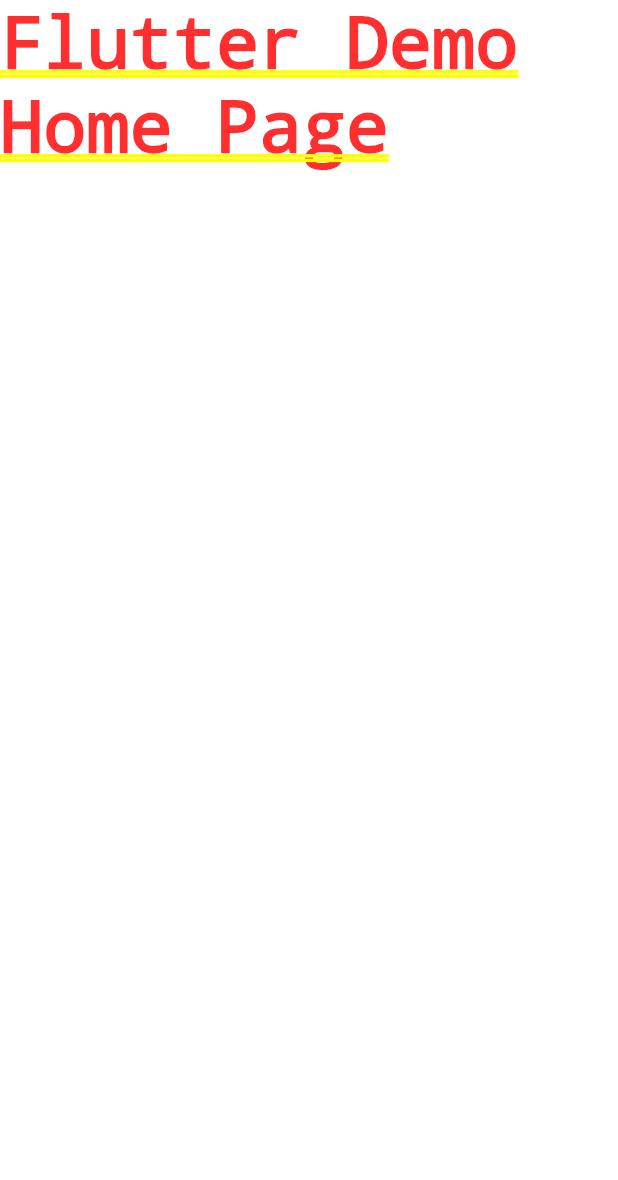
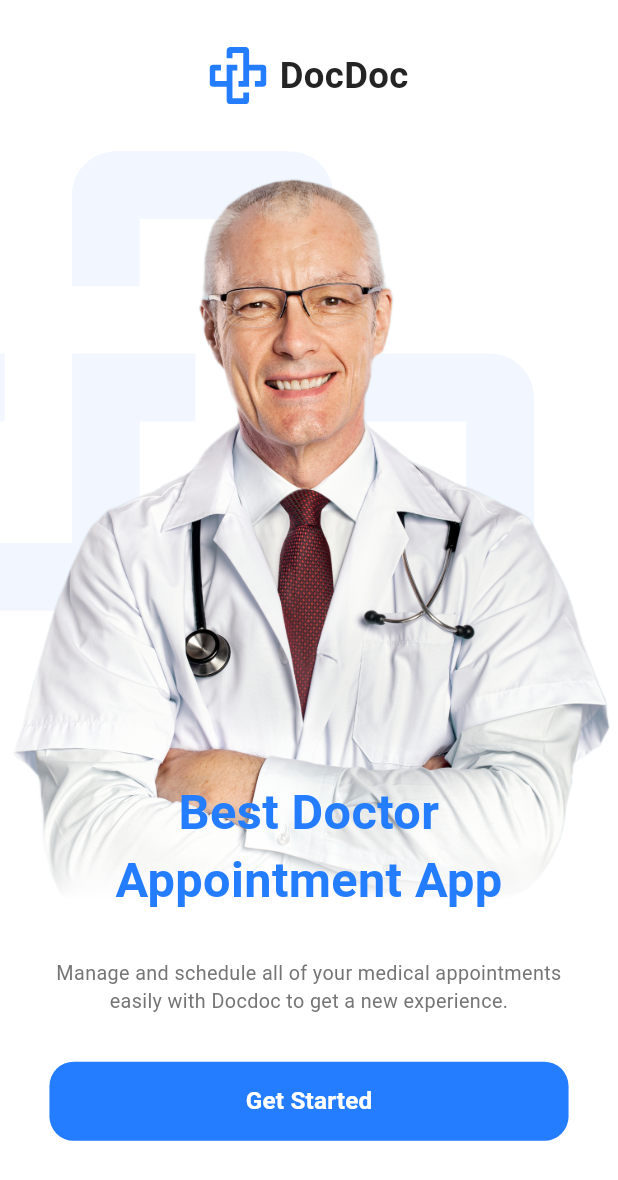
Before and after one commit to AlaaYounes/docdoc, a Flutter app: the screen it shows after launch, on a phone screen of 412 x 824 dp. Shown: the top 1180 px of the screen. Run offline on Flutter 3.47's test engine with Material 3 defaults, Android fonts, the phone set to English and light mode, and no system bars; our stand-ins replace flutter_screenutil, flutter_svg.

Commit message:
- added images and vectors folders for assets. - added flutter_svg & flutter screen_util. - make a file for doc app client. - added Navigation extension. - added routing folder that contains router class and routes file. - added app images & app vectors classes. - added colors & text styles. - added empty login screen. - added onboarding screen.

```diff
--- /dev/null
+++ b/lib/core/assets/images.dart
@@ -0,0 +1,3 @@
+class AppImages {
+  static const String onboardingDoctor = "assets/images/onboarding_doctor.png";
+}
--- /dev/null
+++ b/lib/core/assets/vectors.dart
@@ -0,0 +1,4 @@
+class AppVectors {
+  static const String logo = 'assets/vectors/logo.svg';
+  static const String logoLowOpacity = 'assets/vectors/logo_low_opacity.svg';
+}
--- /dev/null
+++ b/lib/core/helpers/extensions.dart
@@ -0,0 +1,23 @@
+import 'package:flutter/cupertino.dart';
+import 'package:flutter/material.dart';
+
+extension Navigation on BuildContext {
+  pushNamed(String routeName, {Object? arguments}) {
+    return Navigator.of(this).pushNamed(routeName, arguments: arguments);
+  }
+
+  pushReplacementNamed(String routeName, {Object? arguments}) {
+    return Navigator.of(this)
+        .pushReplacementNamed(routeName, arguments: arguments);
+  }
+
+  pushNamedAndRemoveUntil(String routeName,
+      {Object? arguments, required RoutePredicate predicate}) {
+    return Navigator.of(this)
+        .pushNamedAndRemoveUntil(routeName, predicate, arguments: arguments);
+  }
+
+  pop() {
+    return Navigator.of(this).pop();
+  }
+}
--- /dev/null
+++ b/lib/core/routing/app_router.dart
@@ -0,0 +1,28 @@
+import 'package:docdoc/core/routing/routes.dart';
+import 'package:flutter/material.dart';
+
+import '../../features/login/presentation/pages/login_screen.dart';
+import '../../features/onboarding/pages/onboarding_screen.dart';
+
+class AppRouter {
+  static Route generateRoute(RouteSettings settings) {
+    // this arguments to be passed in any screen like this : (arguments as className)
+    final arguments = settings.arguments;
+    switch (settings.name) {
+      case Routes.onBoardingScreen:
+        return MaterialPageRoute(
+            builder: (context) => const OnboardingScreen());
+      case Routes.loginScreen:
+        return MaterialPageRoute(builder: (context) => const LoginScreen());
+
+      default:
+        return MaterialPageRoute(
+          builder: (context) => Scaffold(
+            body: Center(
+              child: Text('No route defined for ${settings.name}'),
+            ),
+          ),
+        );
+    }
+  }
+}
--- /dev/null
+++ b/lib/core/routing/routes.dart
@@ -0,0 +1,4 @@
+class Routes {
+  static const String onBoardingScreen = '/onBoardingScreen';
+  static const String loginScreen = '/loginScreen';
+}
--- /dev/null
+++ b/lib/core/theming/colors.dart
@@ -0,0 +1,9 @@
+import 'package:flutter/material.dart';
+
+class AppColor {
+  static const Color blackColor = Color(0xff242424);
+  static const Color whiteColor = Color(0xffFFFFFF);
+  static const Color primaryColor = Color(0xff247CFF);
+  static const Color secondaryColor = Color(0xffEDEDED);
+  static const Color greyColor = Color(0xff757575);
+}
--- /dev/null
+++ b/lib/core/theming/styles.dart
@@ -0,0 +1,16 @@
+import 'package:docdoc/core/theming/colors.dart';
+import 'package:flutter/material.dart';
+import 'package:flutter_screenutil/flutter_screenutil.dart';
+
+class TextStyles {
+  static TextStyle font24BlackBold = TextStyle(
+      fontSize: 24.sp, fontWeight: FontWeight.bold, color: AppColor.blackColor);
+  static TextStyle font32primaryBold = TextStyle(
+      fontSize: 32.sp,
+      fontWeight: FontWeight.bold,
+      color: AppColor.primaryColor);
+  static TextStyle font13GreyRegular = TextStyle(
+      fontSize: 13.sp, fontWeight: FontWeight.w400, color: AppColor.greyColor);
+  static TextStyle font16WhiteSemiBold = TextStyle(
+      fontSize: 16.sp, fontWeight: FontWeight.w600, color: AppColor.whiteColor);
+}
--- /dev/null
+++ b/lib/doc_app.dart
@@ -0,0 +1,25 @@
+import 'package:docdoc/core/routing/app_router.dart';
+import 'package:docdoc/core/routing/routes.dart';
+import 'package:flutter/material.dart';
+import 'package:flutter_screenutil/flutter_screenutil.dart';
+
+class DocApp extends StatelessWidget {
+  const DocApp({super.key});
+
+  @override
+  Widget build(BuildContext context) {
+    return ScreenUtilInit(
+      designSize: const Size(375, 812),
+      minTextAdapt: true,
+      child: MaterialApp(
+        title: 'Flutter Demo',
+        theme: ThemeData(
+          primarySwatch: Colors.blue,
+        ),
+        initialRoute: Routes.onBoardingScreen,
+        onGenerateRoute: AppRouter.generateRoute,
+        debugShowCheckedModeBanner: false,
+      ),
+    );
+  }
+}
--- /dev/null
+++ b/lib/features/login/presentation/pages/login_screen.dart
@@ -0,0 +1,18 @@
+import 'package:flutter/material.dart';
+
+class LoginScreen extends StatelessWidget {
+  const LoginScreen({super.key});
+
+  @override
+  Widget build(BuildContext context) {
+    return Scaffold(
+      appBar: AppBar(
+        title: const Text('Login'),
+        centerTitle: true,
+      ),
+      body: const Center(
+        child: Text('Login Screen'),
+      ),
+    );
+  }
+}
--- /dev/null
+++ b/lib/features/onboarding/pages/onboarding_screen.dart
@@ -0,0 +1,54 @@
+import 'package:docdoc/core/helpers/extensions.dart';
+import 'package:docdoc/core/theming/colors.dart';
+import 'package:docdoc/core/theming/styles.dart';
+import 'package:docdoc/features/onboarding/widgets/doc_logo_and_icon.dart';
+import 'package:docdoc/features/onboarding/widgets/doctor_image_and_text.dart';
+import 'package:docdoc/features/onboarding/widgets/get_started_button.dart';
+import 'package:flutter/material.dart';
+import 'package:flutter_screenutil/flutter_screenutil.dart';
+
+import '../../../core/routing/routes.dart';
+
+class OnboardingScreen extends StatelessWidget {
+  const OnboardingScreen({super.key});
+
+  @override
+  Widget build(BuildContext context) {
+    return Scaffold(
+      backgroundColor: AppColor.whiteColor,
+      body: SafeArea(
+        child: SingleChildScrollView(
+          child: Padding(
+            padding: EdgeInsets.symmetric(vertical: 30.h),
+            child: Column(
+              children: [
+                const DocLogoAndName(),
+                SizedBox(height: 30.h),
+                const DoctorImageAndText(),
+                Padding(
+                  padding: EdgeInsets.symmetric(horizontal: 30.w),
+                  child: Column(
+                    crossAxisAlignment: CrossAxisAlignment.center,
+                    children: [
+                      Text(
+                        'Manage and schedule all of your medical appointments easily with Docdoc to get a new experience.',
+                        style: TextStyles.font13GreyRegular,
+                        textAlign: TextAlign.center,
+                      ),
+                      SizedBox(height: 30.h),
+                      GetStartedButton(
+                        onPressed: () {
+                          context.pushNamed(Routes.loginScreen);
+                        },
+                      ),
+                    ],
+                  ),
+                ),
+              ],
+            ),
+          ),
+        ),
+      ),
+    );
+  }
+}
--- /dev/null
+++ b/lib/features/onboarding/widgets/doc_logo_and_icon.dart
@@ -0,0 +1,22 @@
+import 'package:docdoc/core/assets/vectors.dart';
+import 'package:flutter/material.dart';
+import 'package:flutter_screenutil/flutter_screenutil.dart';
+import 'package:flutter_svg/flutter_svg.dart';
+
+import '../../../core/theming/styles.dart';
+
+class DocLogoAndName extends StatelessWidget {
+  const DocLogoAndName({super.key});
+
+  @override
+  Widget build(BuildContext context) {
+    return Row(
+      mainAxisAlignment: MainAxisAlignment.center,
+      children: [
+        SvgPicture.asset(AppVectors.logo),
+        SizedBox(width: 7.w),
+        Text('DocDoc', style: TextStyles.font24BlackBold),
+      ],
+    );
+  }
+}
--- /dev/null
+++ b/lib/features/onboarding/widgets/doctor_image_and_text.dart
@@ -0,0 +1,44 @@
+import 'package:docdoc/core/assets/vectors.dart';
+import 'package:flutter/material.dart';
+import 'package:flutter_screenutil/flutter_screenutil.dart';
+import 'package:flutter_svg/flutter_svg.dart';
+
+import '../../../core/assets/images.dart';
+import '../../../core/theming/styles.dart';
+
+class DoctorImageAndText extends StatelessWidget {
+  const DoctorImageAndText({super.key});
+
+  @override
+  Widget build(BuildContext context) {
+    return Stack(
+      children: [
+        SvgPicture.asset(AppVectors.logoLowOpacity),
+        Container(
+          foregroundDecoration: BoxDecoration(
+            gradient: LinearGradient(
+              begin: Alignment.bottomCenter,
+              end: Alignment.center,
+              stops: const [0.145, 0.4],
+              colors: [
+                Colors.white,
+                Colors.white.withOpacity(0.0),
+              ],
+            ),
+          ),
+          child: Image.asset(AppImages.onboardingDoctor),
+        ),
+        Positioned(
+          bottom: 30.h,
+          right: 30.w,
+          left: 30.w,
+          child: Text(
+            textAlign: TextAlign.center,
+            'Best Doctor\nAppointment App',
+            style: TextStyles.font32primaryBold.copyWith(height: 1.4),
+          ),
+        ),
+      ],
+    );
+  }
+}
--- /dev/null
+++ b/lib/features/onboarding/widgets/get_started_button.dart
@@ -0,0 +1,34 @@
+import 'package:docdoc/core/theming/styles.dart';
+import 'package:flutter/material.dart';
+import 'package:flutter_screenutil/flutter_screenutil.dart';
+
+import '../../../core/theming/colors.dart';
+
+class GetStartedButton extends StatelessWidget {
+  const GetStartedButton({super.key, required this.onPressed});
+
+  final VoidCallback onPressed;
+
+  @override
+  Widget build(BuildContext context) {
+    return TextButton(
+      onPressed: onPressed,
+      style: ButtonStyle(
+        backgroundColor: WidgetStateProperty.all(AppColor.primaryColor),
+        tapTargetSize: MaterialTapTargetSize.shrinkWrap,
+        minimumSize: WidgetStateProperty.all(
+          Size(double.infinity, 52.h),
+        ),
+        shape: WidgetStateProperty.all(
+          RoundedRectangleBorder(
+            borderRadius: BorderRadius.circular(16.r),
+          ),
+        ),
+      ),
+      child: Text(
+        'Get Started',
+        style: TextStyles.font16WhiteSemiBold,
+      ),
+    );
+  }
+}
--- a/lib/main.dart
+++ b/lib/main.dart
@@ -1,21 +1,6 @@
+import 'package:docdoc/doc_app.dart';
 import 'package:flutter/material.dart';
 
 void main() {
-  runApp(const MyApp());
+  runApp(const DocApp());
 }
-
-class MyApp extends StatelessWidget {
-  const MyApp({super.key});
-
-  @override
-  Widget build(BuildContext context) {
-    return MaterialApp(
-      debugShowCheckedModeBanner: false,
-      title: 'Doc Doc',
-      theme: ThemeData(
-        primarySwatch: Colors.blue,
-      ),
-      home: const Text('Flutter Demo Home Page'),
-    );
-  }
-}
```
Also changed, not shown: pubspec.yaml (+7 -3 lines), assets/images/onboarding_doctor.png (added), assets/vectors/logo.svg (added), assets/vectors/logo_low_opacity.svg (added), pubspec.lock, 1 other file.
